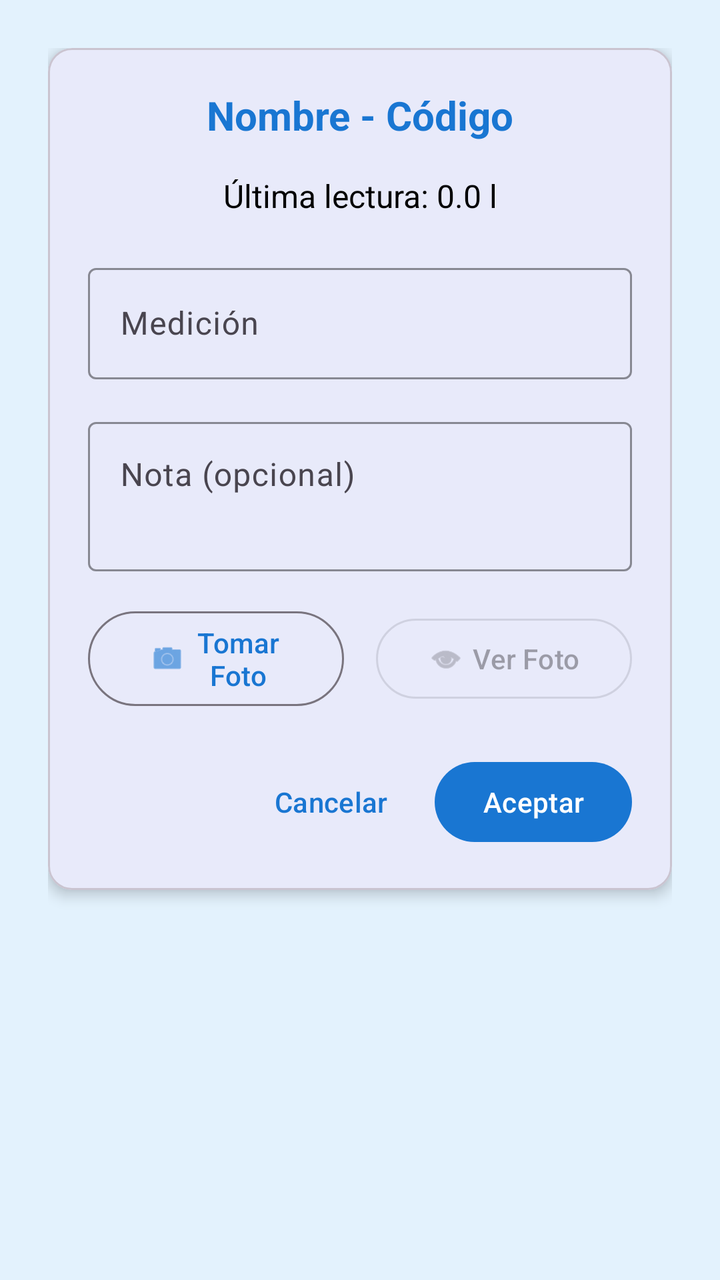
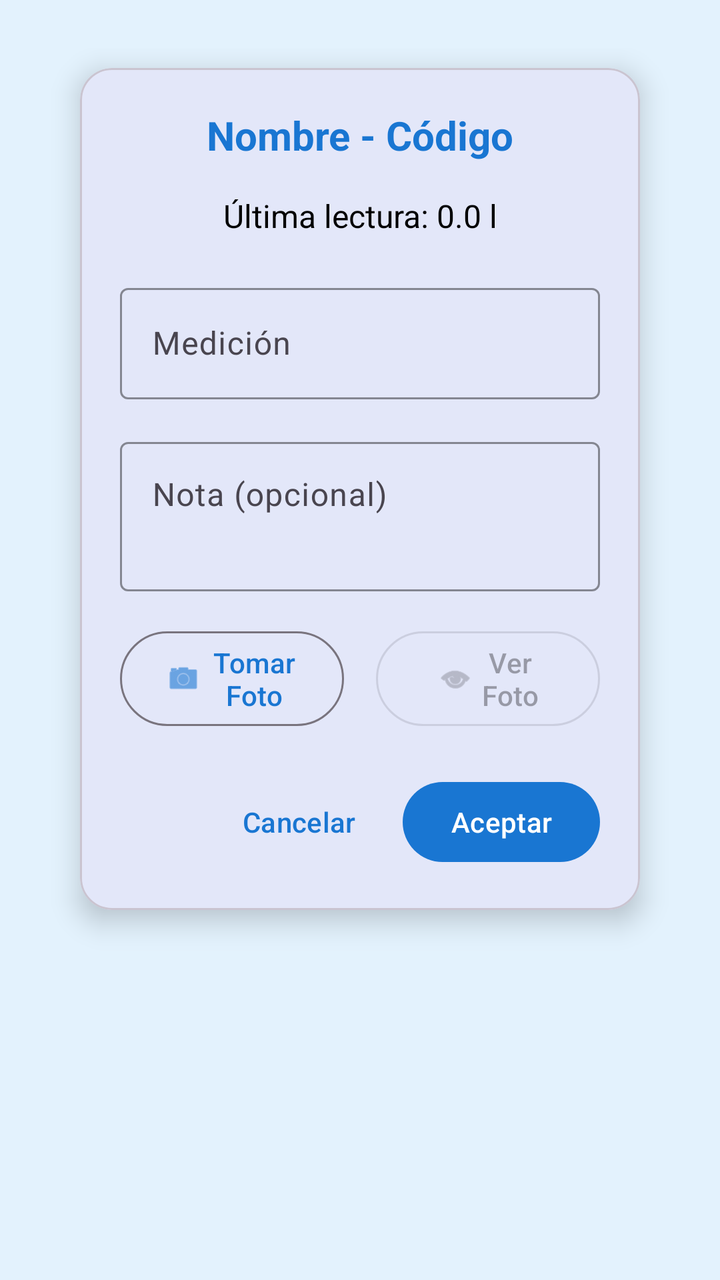

An Android layout rendered at two revisions. The XML below is the earlier revision; the diff shows what the commit changed to produce the second picture.
<!-- AndroidManifest.xml: application theme Theme.Aquameter -->
<!-- res/layout/dialog_medicion.xml -->
<?xml version="1.0" encoding="utf-8"?>
<LinearLayout xmlns:android="http://schemas.android.com/apk/res/android"
    xmlns:app="http://schemas.android.com/apk/res-auto"
    android:layout_width="match_parent"
    android:layout_height="wrap_content"
    android:background="@color/sky_blue"
    android:orientation="vertical"
    android:padding="24dp">

    <com.google.android.material.card.MaterialCardView
        android:layout_width="match_parent"
        android:layout_height="wrap_content"
        app:cardCornerRadius="12dp"
        app:cardElevation="4dp">

        <LinearLayout
            android:layout_width="match_parent"
            android:layout_height="wrap_content"
            android:orientation="vertical"
            android:padding="20dp">

            
            <TextView
                android:id="@+id/txtTitulo"
                android:layout_width="match_parent"
                android:layout_height="wrap_content"
                android:layout_marginBottom="16dp"
                android:gravity="center"
                android:text="Nombre - Código"
                android:textColor="@color/primary"
                android:textSize="20sp"
                android:textStyle="bold" />

            
            <TextView
                android:id="@+id/txtUltimaLectura"
                android:layout_width="match_parent"
                android:layout_height="wrap_content"
                android:layout_marginBottom="20dp"
                android:gravity="center"
                android:text="Última lectura: 0.0 l"
                android:textColor="@color/black"
                android:textSize="16sp" />

            
            <com.google.android.material.textfield.TextInputLayout
                android:id="@+id/medicionInputLayout"
                android:layout_width="match_parent"
                android:layout_height="wrap_content"
                android:layout_marginBottom="16dp"
                android:hint="Medición"
                app:boxStrokeColor="@color/primary"
                app:hintTextColor="@color/primary">

                <com.google.android.material.textfield.TextInputEditText
                    android:id="@+id/edtMedicion"
                    android:layout_width="match_parent"
                    android:layout_height="wrap_content"
                    android:digits="0123456789."
                    android:inputType="numberDecimal"
                    android:maxLines="1" />
            </com.google.android.material.textfield.TextInputLayout>

            
            <com.google.android.material.textfield.TextInputLayout
                android:id="@+id/notaInputLayout"
                android:layout_width="match_parent"
                android:layout_height="wrap_content"
                android:layout_marginBottom="16dp"
                android:hint="Nota (opcional)"
                app:boxStrokeColor="@color/primary"
                app:hintTextColor="@color/primary">

                <com.google.android.material.textfield.TextInputEditText
                    android:id="@+id/edtNota"
                    android:layout_width="match_parent"
                    android:layout_height="wrap_content"
                    android:gravity="top|start"
                    android:inputType="textMultiLine"
                    android:maxLines="4"
                    android:minLines="2" />
            </com.google.android.material.textfield.TextInputLayout>

            
            <LinearLayout
                android:layout_width="match_parent"
                android:layout_height="wrap_content"
                android:layout_marginBottom="20dp"
                android:gravity="center"
                android:orientation="horizontal">

                <com.google.android.material.button.MaterialButton
                    android:id="@+id/btnTomarFoto"
                    style="@style/Widget.Material3.Button.OutlinedButton"
                    android:layout_width="0dp"
                    android:layout_height="wrap_content"
                    android:layout_marginEnd="8dp"
                    android:layout_weight="1"
                    android:text="Tomar Foto"
                    android:textAllCaps="false"
                    app:icon="@android:drawable/ic_menu_camera"
                    app:iconGravity="textStart" />

                <com.google.android.material.button.MaterialButton
                    android:id="@+id/btnVerFoto"
                    style="@style/Widget.Material3.Button.OutlinedButton"
                    android:layout_width="0dp"
                    android:layout_height="wrap_content"
                    android:layout_marginStart="8dp"
                    android:layout_weight="1"
                    android:enabled="false"
                    android:text="Ver Foto"
                    android:textAllCaps="false"
                    app:icon="@android:drawable/ic_menu_view"
                    app:iconGravity="textStart" />
            </LinearLayout>

            
            <ProgressBar
                android:id="@+id/progressBar"
                style="?android:attr/progressBarStyle"
                android:layout_width="wrap_content"
                android:layout_height="wrap_content"
                android:layout_gravity="center"
                android:layout_marginBottom="16dp"
                android:visibility="gone" />

            
            <LinearLayout
                android:layout_width="match_parent"
                android:layout_height="wrap_content"
                android:gravity="end"
                android:orientation="horizontal">

                <com.google.android.material.button.MaterialButton
                    android:id="@+id/btnCancelar"
                    style="@style/Widget.Material3.Button.TextButton"
                    android:layout_width="wrap_content"
                    android:layout_height="wrap_content"
                    android:layout_marginEnd="8dp"
                    android:text="Cancelar"
                    android:textAllCaps="false" />

                <com.google.android.material.button.MaterialButton
                    android:id="@+id/btnAceptar"
                    android:layout_width="wrap_content"
                    android:layout_height="wrap_content"
                    android:text="Aceptar"
                    android:textAllCaps="false" />
            </LinearLayout>
        </LinearLayout>
    </com.google.android.material.card.MaterialCardView>
</LinearLayout>
<!-- resources referenced by this layout -->
<resources>
  <color name="black">#FF000000</color>
  <color name="primary">#FF1976D2</color>
  <color name="sky_blue">#E3F2FD</color>
  <style name="Theme.Aquameter" parent="Theme.Material3.Light.NoActionBar">
          <item name="colorPrimary">@color/primary</item>
          <item name="colorOnPrimary">@color/white</item>
          <item name="colorError">@color/error</item>
      </style>
  <color name="white">#FFFFFFFF</color>
  <color name="error">#FFB00020</color>
</resources>

<!-- the commit's change to res/layout/dialog_medicion.xml (unified diff, before → after) -->
@@ -2,16 +2,23 @@
 <LinearLayout xmlns:android="http://schemas.android.com/apk/res/android"
     xmlns:app="http://schemas.android.com/apk/res-auto"
     android:layout_width="match_parent"
-    android:layout_height="wrap_content"
+    android:layout_height="match_parent"
     android:background="@color/sky_blue"
     android:orientation="vertical"
     android:padding="24dp">
 
     <com.google.android.material.card.MaterialCardView
+        android:layout_marginTop="10dp"
         android:layout_width="match_parent"
         android:layout_height="wrap_content"
-        app:cardCornerRadius="12dp"
-        app:cardElevation="4dp">
+        android:layout_marginStart="16dp"
+        android:layout_marginEnd="16dp"
+        app:cardCornerRadius="16dp"
+        app:cardElevation="8dp"
+        app:layout_constraintBottom_toBottomOf="parent"
+        app:layout_constraintEnd_toEndOf="parent"
+        app:layout_constraintStart_toStartOf="parent"
+        app:layout_constraintTop_toTopOf="parent">
 
         <LinearLayout
             android:layout_width="match_parent"
